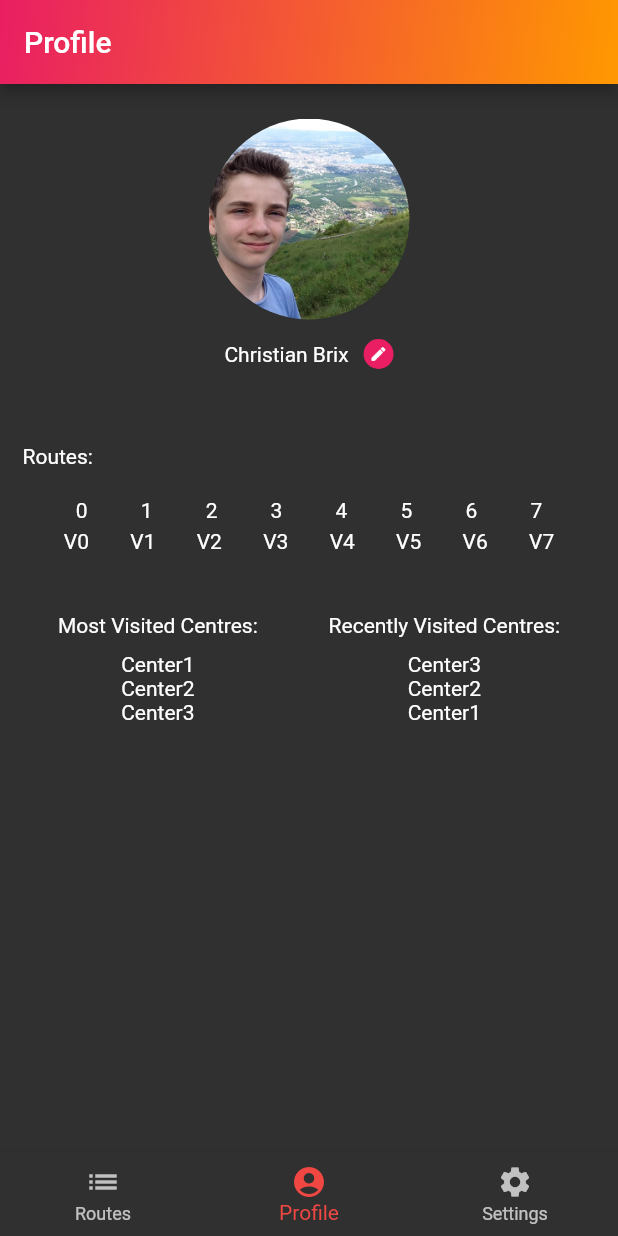
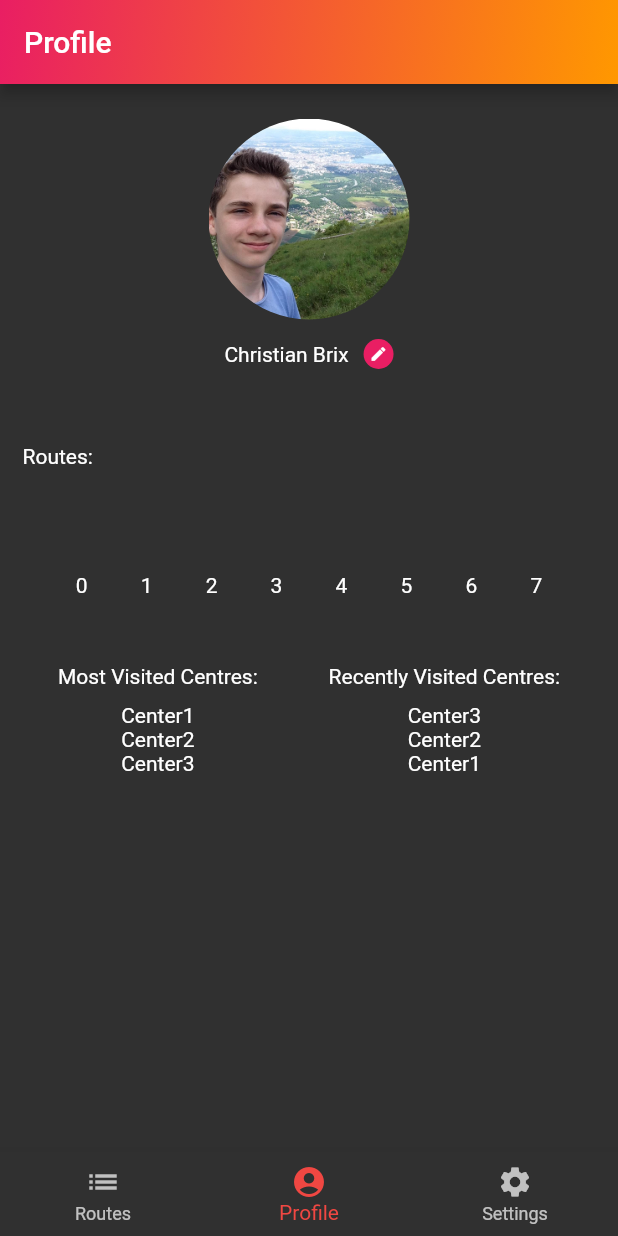
Before and after one commit to Skysub/climb.it, a Flutter app: the screen it shows after launch, item 2 of the bottom bar chosen, on a phone screen of 412 x 824 dp. Run offline on Flutter 3.47's test engine with Material 2 defaults, Android fonts, the phone set to English and light mode, and no system bars; our stand-ins replace cached_network_image, firebase_core, firebase_database, flutter_phoenix, flutter_settings_screens; accounts and stored records are empty.

Commit message:
added a dependency and some padding

```diff
--- a/lib/profile_page.dart
+++ b/lib/profile_page.dart
@@ -1,3 +1,4 @@
+
 import 'package:climb_it/main_app_bar.dart';
 import 'package:flutter/material.dart';
 
@@ -55,7 +56,9 @@ class ProfilePage extends StatelessWidget {
               const Align(
                   alignment: Alignment.centerLeft, child: Text('Routes:')),
               const SizedBox(height: 20),
-              const Row(
+              const Padding(
+                padding: EdgeInsets.fromLTRB(0, 50, 0, 0),
+                child: Row(
                   mainAxisAlignment: MainAxisAlignment.spaceEvenly,
                   children: [
                     Text('0'),
@@ -68,18 +71,12 @@ class ProfilePage extends StatelessWidget {
                     Text('7'),
                   ],
                 ),
+              ),
               const SizedBox(height: 5),
               const Row(
                 mainAxisAlignment: MainAxisAlignment.spaceEvenly,
                 children: [
-                  Text('V0'),
-                  Text('V1'),
-                  Text('V2'),
-                  Text('V3'),
-                  Text('V4'),
-                  Text('V5'),
-                  Text('V6'),
-                  Text('V7'),
+
                 ],
               ),
               const SizedBox(height: 40),
--- a/pubspec.yaml
+++ b/pubspec.yaml
@@ -15,6 +15,8 @@ dependencies:
   video_player: ^2.6.1
   flutter_phoenix: ^1.1.1
   flutter_settings_screens: ^0.3.3-null-safety+2
+  fl_chart: ^0.63.0
+
 
 dev_dependencies:
   flutter_test:
```
Lines whose indentation alone changed are shown as unchanged.
